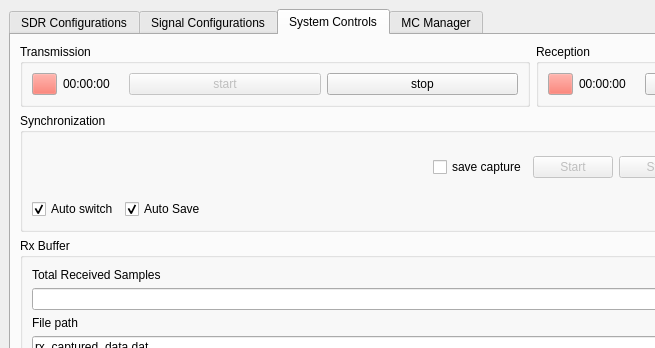
First picture: the form in caa_project/maingui.ui, repository jranstrom/usrp_caa_ui, before the edit; both pictures show x 0 to 655 and y 0 to 348 of the 1066 by 903 pixel window.
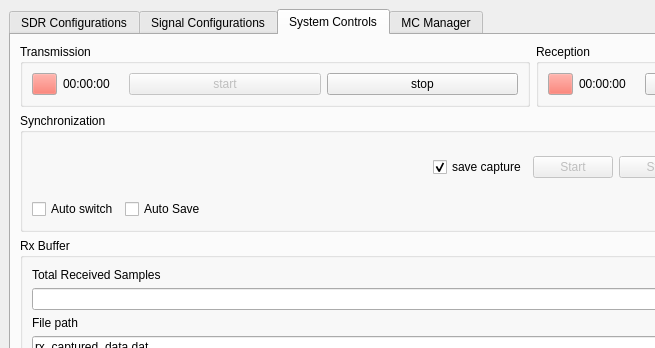
Second picture: the form after the edit. The open tabs and pages were chosen to show the change. Custom widgets are drawn as their Qt base class.

Commit message: Changes to fit release build

The edit to the form file:
```diff
--- a/caa_project/maingui.ui
+++ b/caa_project/maingui.ui
@@ -1062,7 +1062,7 @@
                   <string>save capture</string>
                  </property>
                  <property name="checked">
-                  <bool>false</bool>
+                  <bool>true</bool>
                  </property>
                 </widget>
                </item>
@@ -1137,7 +1137,7 @@
                   <string>Auto switch</string>
                  </property>
                  <property name="checked">
-                  <bool>true</bool>
+                  <bool>false</bool>
                  </property>
                 </widget>
                </item>
@@ -1147,7 +1147,7 @@
                   <string>Auto Save</string>
                  </property>
                  <property name="checked">
-                  <bool>true</bool>
+                  <bool>false</bool>
                  </property>
                 </widget>
                </item>
```
Left out of the diff: 4 changed lines with no effect on the pictures. The commit also changes 1 other file.
